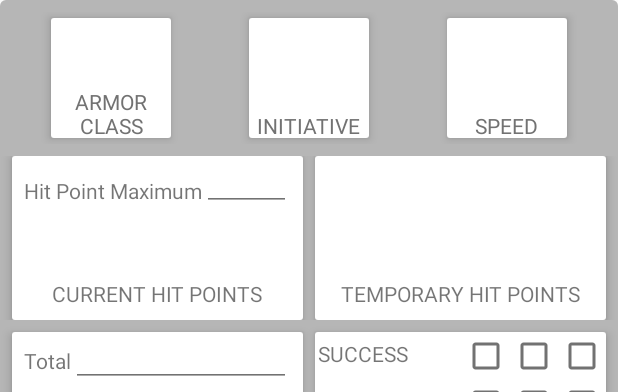
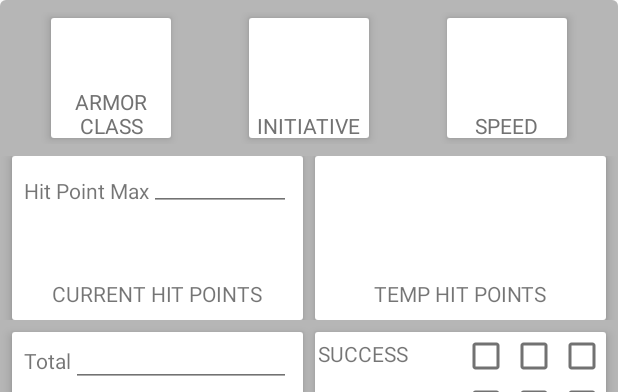
Before and after one commit to KnutKnutson/CharacterSheet2, an Android app: the layout fragment_character_combat_stats.xml on its own in the app's theme, with its tools: preview values and no code run, on a phone screen of 412 x 824 dp. Shown: the top 392 px of the screen. Run offline under Robolectric (Android 15) with nearby library versions, the light colour scheme and no system bars.

Commit message:
minor ui update

```diff
--- a/app/build.gradle
+++ b/app/build.gradle
@@ -12,8 +12,8 @@ android {
         applicationId "com.boredombabies.charactersheet"
         minSdkVersion 21
         targetSdkVersion 23
-        versionCode 1
-        versionName "1.0"
+        versionCode 2
+        versionName "1.0.1"
     }
     buildTypes {
         release {
@@ -26,6 +26,8 @@ android {
 dependencies {
     compile fileTree(dir: 'libs', include: ['*.jar'])
     testCompile 'junit:junit:4.12'
+    testCompile 'org.mockito:mockito-core:1.10.19'
+
     compile 'com.android.support:appcompat-v7:23.1.0'
     compile 'com.android.support:recyclerview-v7:23.+'
     compile 'com.android.support:support-v4:23.1.0'
--- a/app/src/main/AndroidManifest.xml
+++ b/app/src/main/AndroidManifest.xml
@@ -1,5 +1,6 @@
 <?xml version="1.0" encoding="utf-8"?>
-<manifest xmlns:android="http://schemas.android.com/apk/res/android"
+<manifest
+    xmlns:android="http://schemas.android.com/apk/res/android"
     package="com.boredombabies.charactersheet" >
 
     <application
--- a/app/src/main/res/values/strings.xml
+++ b/app/src/main/res/values/strings.xml
@@ -30,9 +30,9 @@
     <string name="label_armor_class">ARMOR\nCLASS</string>
     <string name="label_initiative">INITIATIVE</string>
     <string name="label_speed">SPEED</string>
-    <string name="label_hit_point_maximum">Hit Point Maximum</string>
+    <string name="label_hit_point_maximum">Hit Point Max</string>
     <string name="label_current_hit_points">CURRENT HIT POINTS</string>
-    <string name="label_temporary_hit_points">TEMPORARY HIT POINTS</string>
+    <string name="label_temporary_hit_points">TEMP HIT POINTS</string>
     <string name="label_hit_dice_total">Total</string>
     <string name="label_hit_dice">HIT DICE</string>
     <string name="label_death_saves">DEATH SAVES</string>
```
